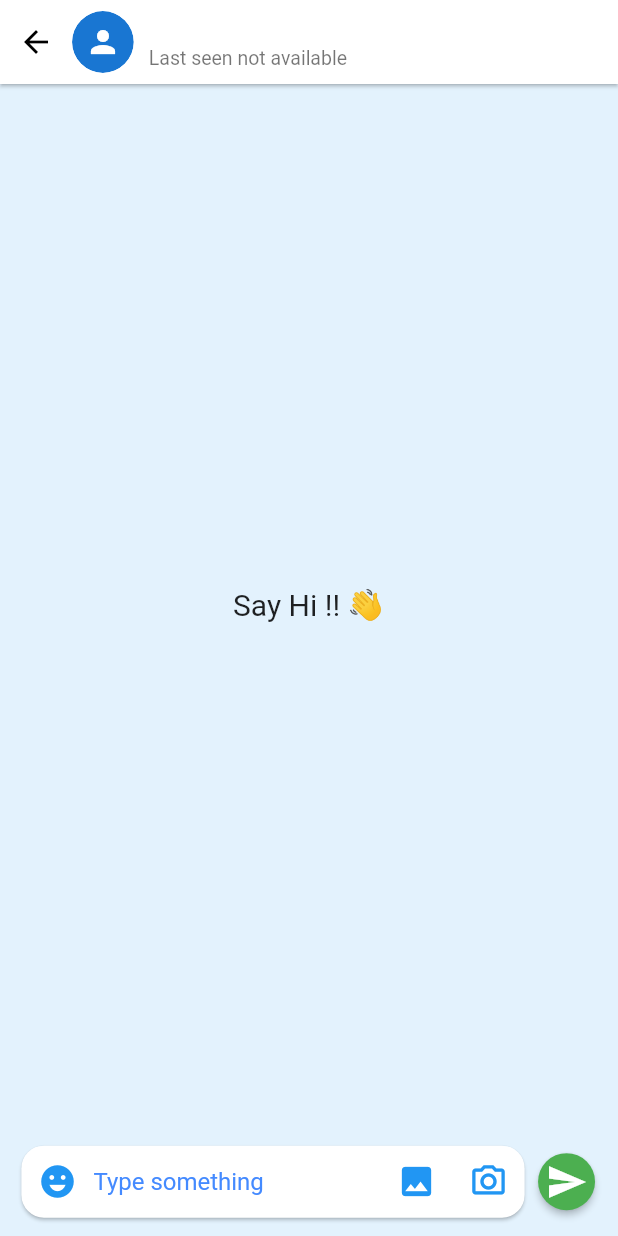
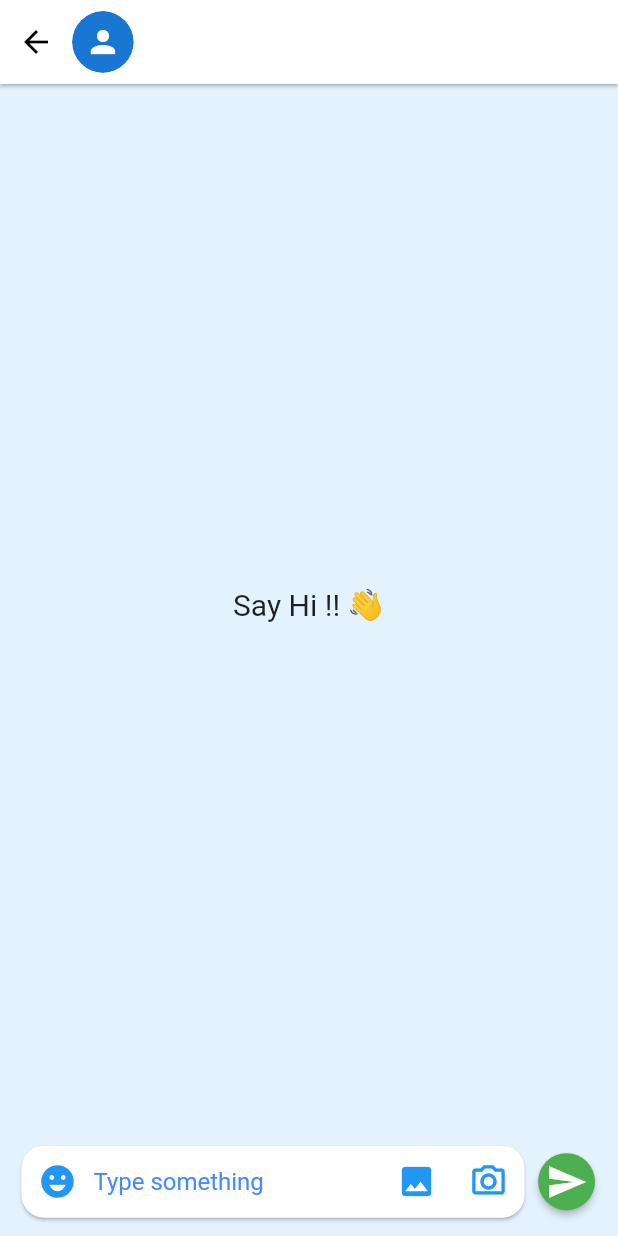
Before and after one commit to Nishant-Bhujbal/Z-Chat, a Flutter app: the ChatUserCard widget shown alone on an empty page, opened directly with empty values, after a tap on the "person" icon, on a phone screen of 412 x 824 dp. Run offline on Flutter 3.47's test engine with Material 2 defaults, Android fonts, the phone set to English and light mode, and no system bars; drawn by our look-alikes of cached_network_image; our stand-ins replace cloud_firestore, emoji_picker_flutter, firebase_auth, firebase_core, firebase_storage, google_sign_in and 1 more; accounts and stored records are empty; network calls fail.

Commit message:
Last seen feature added

```diff
--- a/lib/helper/dialogs.dart
+++ b/lib/helper/dialogs.dart
@@ -13,4 +13,6 @@ class Dialogs {
     showDialog(context: context, builder: (_) =>
     const Center(child: CircularProgressIndicator()));
   }
+
+
 }
--- a/lib/screens/chat_screen.dart
+++ b/lib/screens/chat_screen.dart
@@ -5,8 +5,10 @@ import 'package:cached_network_image/cached_network_image.dart';
 import 'package:emoji_picker_flutter/emoji_picker_flutter.dart';
 import 'package:flutter/material.dart';
 import 'package:image_picker/image_picker.dart';
+import 'package:zchat/helper/my_date_util.dart';
 import 'package:zchat/model/chat_user.dart';
 import 'package:zchat/model/message.dart';
+import 'package:zchat/screens/view_profile_screen.dart';
 import 'package:zchat/widgets/message_card.dart';
 
 import '../api/apis.dart';
@@ -30,7 +32,7 @@ class _ChatScreenState extends State<ChatScreen> {
 
   // _showEmoji = for storing value of showing or hiding emoji
   // _isuploading = for checking if image is uploading or not
-  bool _showEmoji = false , _isuploading = false;
+  bool _showEmoji = false, _isuploading = false;
 
   @override
   Widget build(BuildContext context) {
@@ -43,7 +45,7 @@ class _ChatScreenState extends State<ChatScreen> {
           onWillPop: () {
             if (_showEmoji) {
               setState(() {
-              _showEmoji = ! _showEmoji;
+                _showEmoji = !_showEmoji;
               });
               return Future.value(false);
             } else {
@@ -106,13 +108,17 @@ class _ChatScreenState extends State<ChatScreen> {
                 ),
 
                 // progress indicator for showing uploading of image in chat
-                if(_isuploading)
+                if (_isuploading)
                   const Align(
                     alignment: Alignment.centerRight,
                     child: Padding(
-                    padding: EdgeInsets.symmetric(vertical: 8.0 , horizontal: 20.0),
-                    child: CircularProgressIndicator(strokeWidth: 2,),
-                  ),),
+                      padding:
+                          EdgeInsets.symmetric(vertical: 8.0, horizontal: 20.0),
+                      child: CircularProgressIndicator(
+                        strokeWidth: 2,
+                      ),
+                    ),
+                  ),
 
                 // chat input field
                 chatinput(),
@@ -140,8 +146,20 @@ class _ChatScreenState extends State<ChatScreen> {
 
   Widget appbar() {
     return InkWell(
-      onTap: () {},
-      child: Row(
+        onTap: () {
+          Navigator.push(
+              context,
+              MaterialPageRoute(
+                  builder: (_) => ViewProfileScreen(user: widget.user)));
+        },
+        child: StreamBuilder(
+          stream: Apis.getAllusers(),
+          builder: (context, snapshot) {
+            final data = snapshot.data?.docs;
+            final list =
+                data?.map((e) => ChatUser.fromJson(e.data())).toList() ?? [];
+
+            return Row(
               children: [
                 // backbutton
                 IconButton(
@@ -155,9 +173,11 @@ class _ChatScreenState extends State<ChatScreen> {
                 ClipRRect(
                   borderRadius: BorderRadius.circular(mq.height * .25),
                   child: CachedNetworkImage(
+                    fit: BoxFit.cover,
                       height: mq.height * .05,
                       width: mq.height * .05,
-                imageUrl: widget.user.image,
+                      imageUrl:
+                          list.isNotEmpty ? list[0].image : widget.user.image,
                       errorWidget: (context, url, error) => const CircleAvatar(
                             child: Icon(Icons.person),
                           )),
@@ -174,7 +194,7 @@ class _ChatScreenState extends State<ChatScreen> {
                   children: [
                     // user name
                     Text(
-                widget.user.name,
+                      list.isNotEmpty ? list[0].name : widget.user.name,
                       style: const TextStyle(
                           fontSize: 16,
                           color: Colors.black54,
@@ -188,7 +208,13 @@ class _ChatScreenState extends State<ChatScreen> {
 
                     // last seen time of user
                     Text(
-                "Last seen not available",
+                      list.isNotEmpty
+                          ? list[0].isOnline
+                              ? 'Online'
+                              : MyDateUtil.getLastActiveTime(
+                                  context: context,
+                                  lastActiveTime: list[0].lastActive)
+                          : widget.user.lastActive,
                       style: const TextStyle(
                         fontSize: 13,
                         color: Colors.black54,
@@ -197,8 +223,9 @@ class _ChatScreenState extends State<ChatScreen> {
                   ],
                 )
               ],
-      ),
             );
+          },
+        ));
   }
 
   Widget chatinput() {
@@ -233,7 +260,6 @@ class _ChatScreenState extends State<ChatScreen> {
                     if (_showEmoji) {
                       setState(() {
                         _showEmoji = !_showEmoji;
-
                       });
                     }
                   },
@@ -249,17 +275,16 @@ class _ChatScreenState extends State<ChatScreen> {
 
                 // pick image from gallery
                 IconButton(
-                    onPressed: () async{
+                    onPressed: () async {
                       final ImagePicker picker = ImagePicker();
                       // picking multiple images
-                        final List<XFile> images =
-                            await picker.pickMultiImage();
+                      final List<XFile> images = await picker.pickMultiImage();
 
                       //uploading and sending image one by one
                       for (var i in images) {
-                              setState(()=> _isuploading = true);
-                              Apis.sendChatImage(widget.user,File(i.path));
-                              setState(()=> _isuploading = false);
+                        setState(() => _isuploading = true);
+                        Apis.sendChatImage(widget.user, File(i.path));
+                        setState(() => _isuploading = false);
                       }
                     },
                     icon: const Icon(
@@ -270,18 +295,17 @@ class _ChatScreenState extends State<ChatScreen> {
 
                 // take image from camera button
                 IconButton(
-                    onPressed: () async{
+                    onPressed: () async {
                       final ImagePicker picker = ImagePicker();
                       // Pick an image.
                       final XFile? image =
                           await picker.pickImage(source: ImageSource.camera);
-                          if(image != null){
-                          setState(()=> _isuploading = true);
-                          Apis.sendChatImage(widget.user,File(image.path));
-                          setState(()=> _isuploading = false);
+                      if (image != null) {
+                        setState(() => _isuploading = true);
+                        Apis.sendChatImage(widget.user, File(image.path));
+                        setState(() => _isuploading = false);
                       }
                     },
-
                     icon: const Icon(
                       Icons.camera_alt_outlined,
                       color: Colors.blue,
@@ -296,7 +320,7 @@ class _ChatScreenState extends State<ChatScreen> {
         MaterialButton(
           onPressed: () {
             if (textController.text.isNotEmpty) {
-              Apis.sendMessage(widget.user, textController.text,Type.text);
+              Apis.sendMessage(widget.user, textController.text, Type.text);
               textController.text = '';
             }
           },
--- a/lib/widgets/chat_user_card.dart
+++ b/lib/widgets/chat_user_card.dart
@@ -2,6 +2,7 @@ import 'package:cached_network_image/cached_network_image.dart';
 import 'package:flutter/material.dart';
 import 'package:zchat/api/apis.dart';
 import 'package:zchat/helper/my_date_util.dart';
+import 'package:zchat/helper/profile_dialog.dart';
 import 'package:zchat/main.dart';
 import 'package:zchat/model/chat_user.dart';
 import 'package:zchat/model/message.dart';
@@ -53,29 +54,42 @@ class _ChatUserCardState extends State<ChatUserCard> {
                   title: Text(widget.user.name),
 
                   //last message
-                subtitle:
-                    Text(_message != null ?
-                    _message!.type == Type.image ? "Image" :
-                    _message!.msg : widget.user.about , maxLines: 1,),
+                  subtitle: Text(
+                    _message != null
+                        ? _message!.type == Type.image
+                            ? "Image"
+                            : _message!.msg
+                        : widget.user.about,
+                    maxLines: 1,
+                  ),
 
                   //user profile picture
                   // leading: const CircleAvatar(child: Icon(Icons.person),),
-                leading: ClipRRect(
+                  leading: InkWell(
+                    onTap: () {
+                      showDialog(
+                          context: context, builder: (_) => ProfileDialog(user: widget.user,));
+                    },
+                    child: ClipRRect(
                       borderRadius: BorderRadius.circular(mq.height * .25),
                       child: CachedNetworkImage(
+                        fit: BoxFit.cover,
                           height: mq.height * .055,
                           width: mq.height * .055,
                           imageUrl: widget.user.image,
                           // placeholder: (context, url) => CircularProgressIndicator(),
-                      errorWidget: (context, url, error) => const CircleAvatar(
+                          errorWidget: (context, url, error) =>
+                              const CircleAvatar(
                                 child: Icon(Icons.person),
                               )),
+                    ),
                   ),
 
                   // last message time
                   trailing: _message == null
                       ? null // show nothing when no message is sent
-                : _message!.read.isEmpty && _message!.fromId != Apis.user!.uid
+                      : _message!.read.isEmpty &&
+                              _message!.fromId != Apis.user!.uid
                           ?
                           // show for unread message
                           Container(
@@ -84,11 +98,14 @@ class _ChatUserCardState extends State<ChatUserCard> {
                               decoration: BoxDecoration(
                                   borderRadius: BorderRadius.circular(10),
                                   color: Colors.green),
-                ) :
+                            )
+                          :
                           // message sent time
-                Text(MyDateUtil.getLastMessageTime(context: context, time: _message!.sent),
-                style: const TextStyle(color: Colors.black54),)
-              );
+                          Text(
+                              MyDateUtil.getLastMessageTime(
+                                  context: context, time: _message!.sent),
+                              style: const TextStyle(color: Colors.black54),
+                            ));
             }),
       ),
     );
--- a/lib/widgets/message_card.dart
+++ b/lib/widgets/message_card.dart
@@ -97,7 +97,7 @@ class _MessageCardState extends State<MessageCard> {
 
             // double tick blue icon for message read
             if (widget.message.read.isNotEmpty)
-              Icon(
+              const Icon(
                 Icons.done_all_rounded,
                 color: Colors.blue,
                 size: 20,
```
Also changed, not shown: lib/api/apis.dart (+18 -1 lines), lib/helper/my_date_util.dart (+30 -2 lines), lib/helper/profile_dialog.dart (added, +74 -0 lines), lib/screens/home_screen.dart (+21 -0 lines), lib/screens/profile_screen.dart (+6 -2 lines), lib/screens/view_profile_screen.dart (added, +112 -0 lines). Lines whose indentation alone changed are shown as unchanged.
